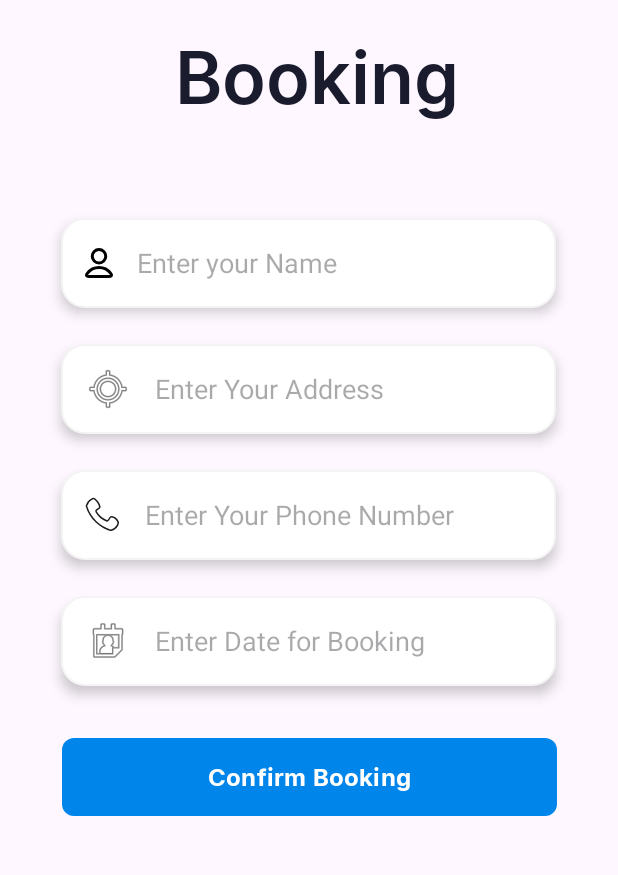
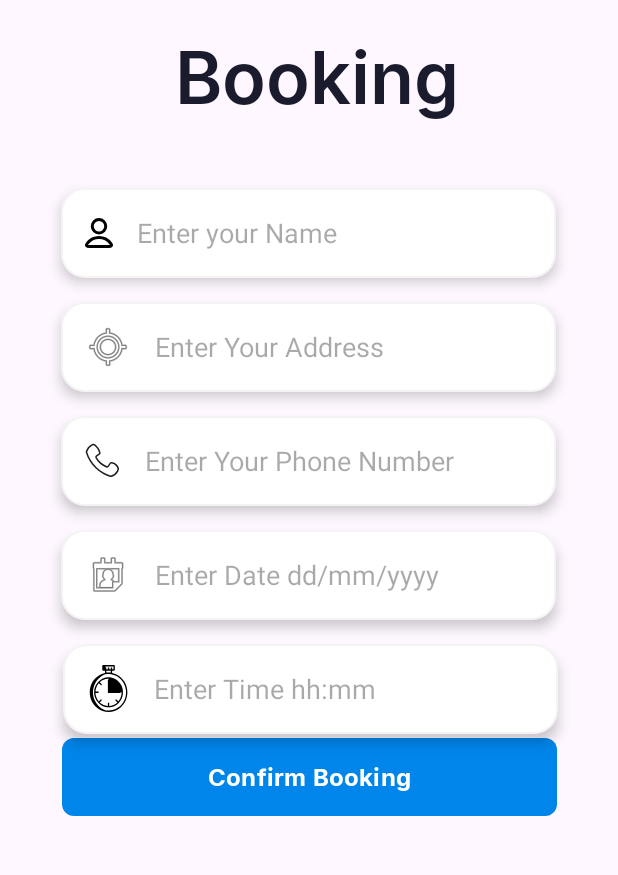
Before and after one commit to Mutashim99/Kaarigar-Android-App, an Android app: the ConfirmBooking screen opened directly, with no data from a screen before it, on a phone screen of 412 x 824 dp, the part 339-1214 px from its top. Run offline under Robolectric (Android 15) with nearby library versions, the phone set to English and light mode, and no system bars.

Commit message:
done with all the booking and details stuffs

```diff
--- a/app/src/main/res/drawable/timer_1407089.xml
+++ b/app/src/main/res/drawable/timer_1407089.xml
@@ -1,6 +1,6 @@
 <vector xmlns:android="http://schemas.android.com/apk/res/android"
-    android:width="512dp"
-    android:height="512dp"
+    android:width="30dp"
+    android:height="31dp"
     android:viewportWidth="512"
     android:viewportHeight="512">
   <path
--- a/app/src/main/res/layout/activity_confirm_booking.xml
+++ b/app/src/main/res/layout/activity_confirm_booking.xml
@@ -51,7 +51,7 @@
         android:layout_width="330dp"
         android:layout_height="60dp"
         android:layout_marginStart="40dp"
-        android:layout_marginTop="60dp"
+        android:layout_marginTop="40dp"
         android:layout_marginEnd="41dp"
         android:background="@drawable/edittextshape"
         android:drawableLeft="@drawable/username"
@@ -70,7 +70,7 @@
         android:layout_width="330dp"
         android:layout_height="60dp"
         android:layout_marginStart="40dp"
-        android:layout_marginTop="24dp"
+        android:layout_marginTop="16dp"
         android:layout_marginEnd="41dp"
         android:background="@drawable/edittextshape"
         android:drawableLeft="@android:drawable/ic_menu_mylocation"
@@ -89,7 +89,7 @@
         android:layout_width="330dp"
         android:layout_height="60dp"
         android:layout_marginStart="40dp"
-        android:layout_marginTop="24dp"
+        android:layout_marginTop="16dp"
         android:layout_marginEnd="41dp"
         android:background="@drawable/edittextshape"
         android:drawableLeft="@drawable/phonecall"
@@ -108,15 +108,15 @@
         android:layout_width="330dp"
         android:layout_height="60dp"
         android:layout_marginStart="40dp"
-        android:layout_marginTop="24dp"
+        android:layout_marginTop="16dp"
         android:layout_marginEnd="41dp"
         android:background="@drawable/edittextshape"
         android:drawableLeft="@android:drawable/ic_menu_my_calendar"
         android:drawablePadding="15dp"
         android:elevation="5dp"
         android:ems="10"
-        android:hint="Enter Date for Booking"
-        android:inputType="date"
+        android:hint="Enter Date dd/mm/yyyy"
+        android:inputType="text"
         android:paddingLeft="15dp"
         app:layout_constraintEnd_toEndOf="parent"
         app:layout_constraintStart_toStartOf="parent"
@@ -134,4 +134,23 @@
         app:layout_constraintBottom_toBottomOf="parent"
         app:layout_constraintEnd_toEndOf="parent"
         app:layout_constraintStart_toStartOf="parent" />
+
+    <EditText
+        android:id="@+id/editTextTime"
+        android:layout_width="330dp"
+        android:layout_height="60dp"
+        android:layout_marginStart="41dp"
+        android:layout_marginTop="16dp"
+        android:layout_marginEnd="40dp"
+        android:background="@drawable/edittextshape"
+        android:drawableLeft="@drawable/timer_1407089"
+        android:drawablePadding="15dp"
+        android:elevation="5dp"
+        android:ems="10"
+        android:hint="Enter Time hh:mm"
+        android:inputType="time"
+        android:paddingLeft="15dp"
+        app:layout_constraintEnd_toEndOf="parent"
+        app:layout_constraintStart_toStartOf="parent"
+        app:layout_constraintTop_toBottomOf="@+id/editTextDate" />
 </androidx.constraintlayout.widget.ConstraintLayout>
```
